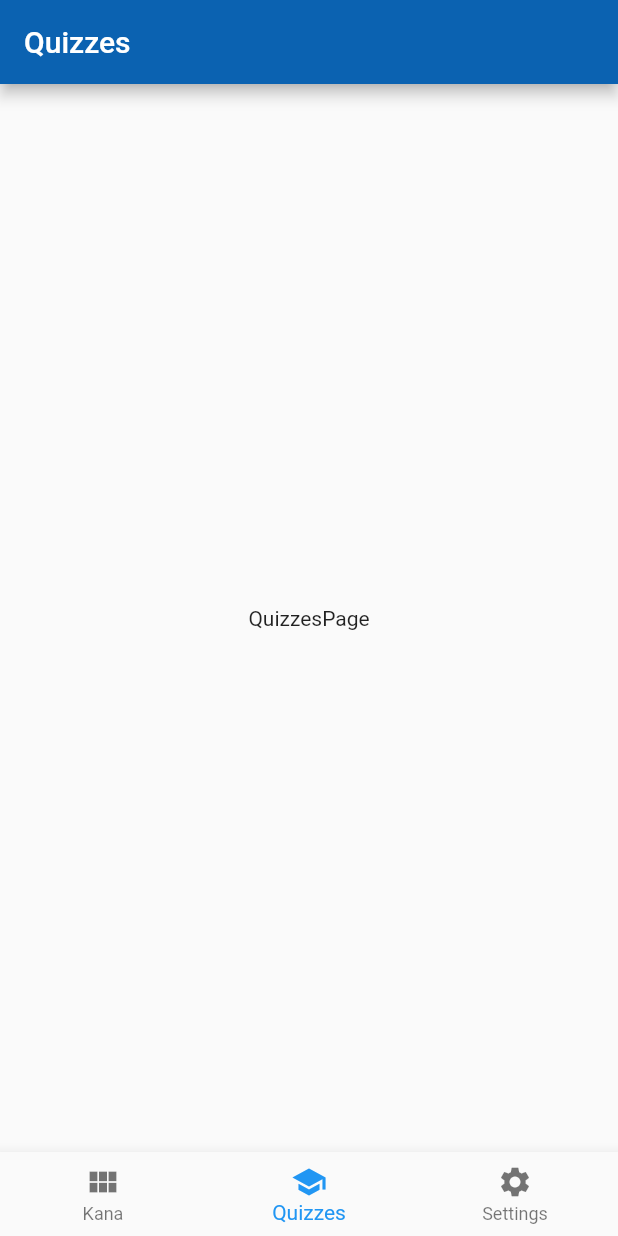
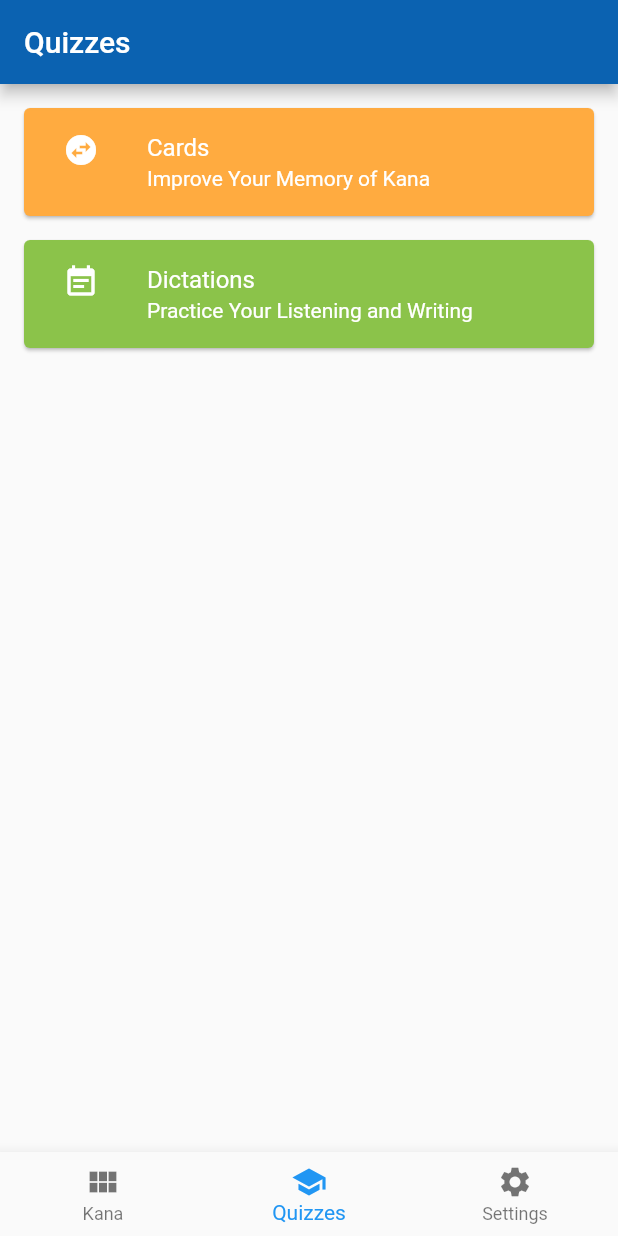
Before and after one commit to terrytangabc/kana_quizzes, a Flutter app: the screen it shows after launch, item 2 of the bottom bar chosen, on a phone screen of 412 x 824 dp. Run offline on Flutter 3.47's test engine with Material 2 defaults, Android fonts, the phone set to English and light mode, and no system bars; our stand-ins replace audioplayers.

Commit message:
create cards page

```diff
--- /dev/null
+++ b/lib/pages/Cards.dart
@@ -0,0 +1,15 @@
+import 'package:flutter/material.dart';
+import '../constants/Constants.dart';
+
+class Cards extends StatelessWidget {
+  List<Widget> makeItems () {
+
+  }
+
+  @override
+  Widget build (BuildContext context) {
+    return new Scaffold(
+      body: new Text('cards')
+    );
+  }
+}
--- a/lib/pages/Quizzes.dart
+++ b/lib/pages/Quizzes.dart
@@ -1,11 +1,47 @@
 import 'package:flutter/material.dart';
+import './Cards.dart';
 
 // 假名列表页面
 class QuizzesPage extends StatelessWidget {
   @override
   Widget build(BuildContext context) {
-    return Center(
-      child: Text("QuizzesPage"),
+    return Column(
+      children: <Widget>[
+        Card(
+          color: Colors.orangeAccent,
+          margin: const EdgeInsets.all(16.0),
+          child: ListTileTheme(
+            textColor: Colors.white,
+            iconColor: Colors.white,
+            contentPadding: const EdgeInsets.only(left: 26.0),
+            child: ListTile(
+              leading: const Icon(Icons.swap_horizontal_circle),
+              title: const Text('Cards'),
+              subtitle: const Text('Improve Your Memory of Kana'),
+              onTap: () {
+                Navigator.push(context, MaterialPageRoute(builder: (context) => Cards()));
+              },
+            ),
+          )
+        ),
+        Card(
+          color: Colors.lightGreen,
+          margin: const EdgeInsets.fromLTRB(16.0, 0.0, 16.0, 0.0),
+          child: ListTileTheme(
+            textColor: Colors.white,
+            iconColor: Colors.white,
+            contentPadding: const EdgeInsets.only(left: 26.0),
+            child: ListTile(
+              leading: const Icon(Icons.event_note),
+              title: const Text('Dictations'),
+              subtitle: const Text('Practice Your Listening and Writing'),
+              onTap: () {
+                print(this);
+              },
+            ),
+          ),
+        ),
+      ],
     );
   }
 }
```
